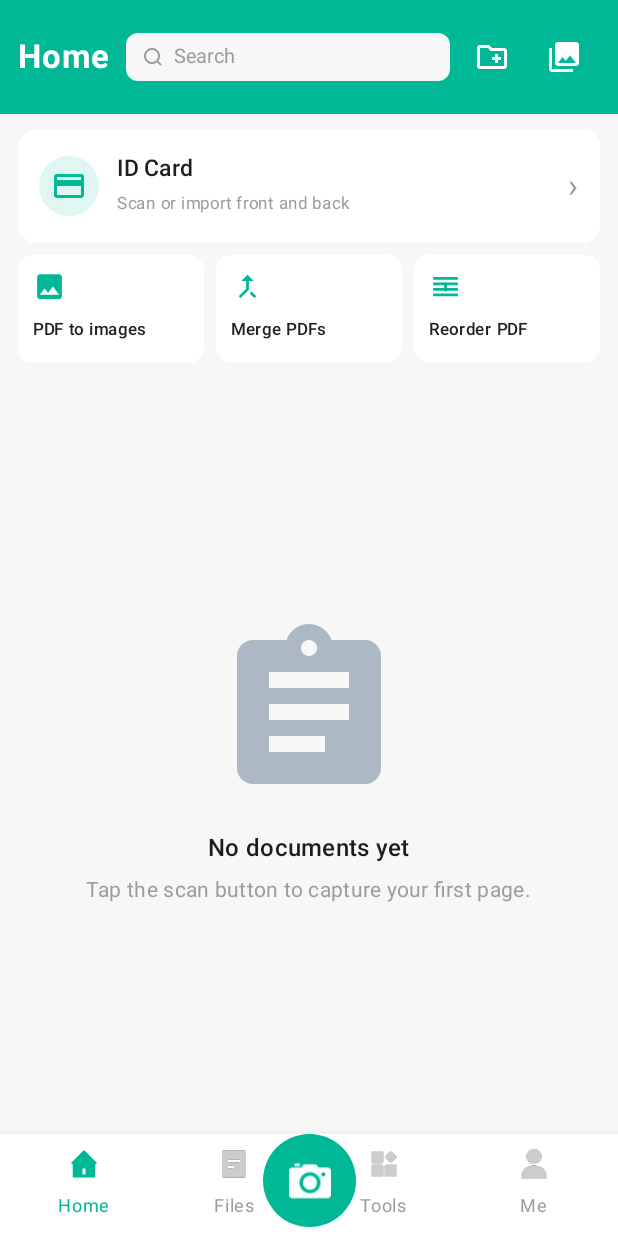
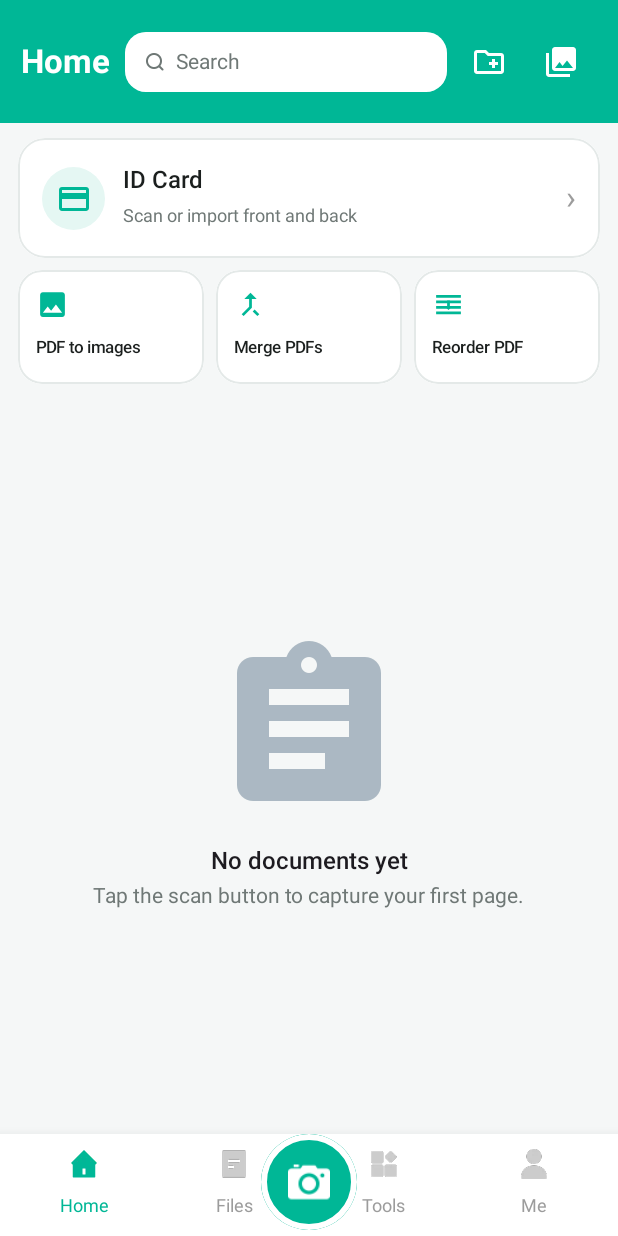
Before and after one commit to emonbudc/repdoc-scanner, an Android app built with Jetpack Compose: the screen it shows after launch (MainActivity), on a phone screen of 412 x 824 dp. Run offline under Robolectric (Android 15) with nearby library versions, the phone set to English and light mode, and no system bars.

Commit message:
Polish Compose UI and relax main signing gate

```diff
--- a/app/src/main/java/com/repdoc/scanner/ui/screens/HomeScreen.kt
+++ b/app/src/main/java/com/repdoc/scanner/ui/screens/HomeScreen.kt
@@ -3,6 +3,7 @@ package com.repdoc.scanner.ui.screens
 import androidx.compose.foundation.ExperimentalFoundationApi
 import androidx.compose.foundation.Image
 import androidx.compose.foundation.background
+import androidx.compose.foundation.border
 import androidx.compose.foundation.clickable
 import androidx.compose.foundation.combinedClickable
 import androidx.compose.foundation.isSystemInDarkTheme
@@ -273,10 +274,6 @@ fun HomeScreen(
                                     moveDoc = doc
                                 }
                             )
-                            HorizontalDivider(
-                                color = MaterialTheme.colorScheme.outline.copy(alpha = 0.55f),
-                                thickness = 1.dp
-                            )
                         }
                     }
                 }
@@ -469,8 +466,8 @@ private fun HomeHeader(
             Row(
                 modifier = Modifier
                     .fillMaxWidth()
-                    .height(76.dp)
-                    .padding(horizontal = 12.dp),
+                    .height(82.dp)
+                    .padding(horizontal = 14.dp),
                 verticalAlignment = Alignment.CenterVertically
             ) {
                 if (onBackFolder != null) {
@@ -495,10 +492,16 @@ private fun HomeHeader(
                     Row(
                         modifier = Modifier
                             .weight(1f)
-                            .height(32.dp)
-                            .clip(RoundedCornerShape(8.dp))
-                            .background(MaterialTheme.colorScheme.background)
-                            .padding(horizontal = 10.dp),
+                            .height(40.dp)
+                            .clip(RoundedCornerShape(14.dp))
+                            .background(MaterialTheme.colorScheme.surface)
+                            .border(
+                                1.dp,
+                                if (brandHeader) Color.White.copy(alpha = 0.28f)
+                                else MaterialTheme.colorScheme.outline,
+                                RoundedCornerShape(14.dp)
+                            )
+                            .padding(horizontal = 12.dp),
                         verticalAlignment = Alignment.CenterVertically
                     ) {
                         Icon(
@@ -514,7 +517,7 @@ private fun HomeHeader(
                             singleLine = true,
                             textStyle = TextStyle(
                                 color = MaterialTheme.colorScheme.onSurface,
-                                fontSize = 13.sp
+                                fontSize = 14.sp
                             ),
                             modifier = Modifier.weight(1f),
                             decorationBox = { inner ->
@@ -522,7 +525,7 @@ private fun HomeHeader(
                                     Text(
                                         "Search",
                                         color = MaterialTheme.colorScheme.onSurfaceVariant,
-                                        fontSize = 13.sp
+                                        fontSize = 14.sp
                                     )
                                 }
                                 inner()
@@ -617,19 +620,25 @@ private fun FolderCard(
     Box {
         Column(
             modifier = Modifier
-                .width(108.dp)
-                .clip(RoundedCornerShape(10.dp))
+                .width(112.dp)
+                .clip(RoundedCornerShape(16.dp))
                 .background(
-                    if (selected) Brand.copy(alpha = 0.16f) else MaterialTheme.colorScheme.surface
+                    if (selected) MaterialTheme.colorScheme.primaryContainer
+                    else MaterialTheme.colorScheme.surface
+                )
+                .border(
+                    1.dp,
+                    if (selected) Brand else MaterialTheme.colorScheme.outlineVariant,
+                    RoundedCornerShape(16.dp)
                 )
                 .clickable(onClick = onClick)
-                .padding(12.dp)
+                .padding(14.dp)
         ) {
             Icon(
                 Icons.Outlined.CreateNewFolder,
                 contentDescription = null,
                 tint = Brand,
-                modifier = Modifier.size(26.dp)
+                modifier = Modifier.size(28.dp)
             )
             Spacer(Modifier.height(8.dp))
             Text(
@@ -763,9 +772,10 @@ private fun HomeBottomBar(
         Box(
             modifier = Modifier
                 .align(Alignment.TopCenter)
-                .size(62.dp)
+                .size(64.dp)
                 .clip(CircleShape)
                 .background(Brand)
+                .border(4.dp, MaterialTheme.colorScheme.surface, CircleShape)
                 .clickable(onClick = onScan),
             contentAlignment = Alignment.Center
         ) {
@@ -790,17 +800,18 @@ private fun HomeTools(
         Row(
             modifier = Modifier
                 .fillMaxWidth()
-                .clip(RoundedCornerShape(12.dp))
+                .clip(RoundedCornerShape(18.dp))
                 .background(MaterialTheme.colorScheme.surface)
+                .border(1.dp, MaterialTheme.colorScheme.outlineVariant, RoundedCornerShape(18.dp))
                 .clickable(onClick = onIdCard)
-                .padding(14.dp),
+                .padding(16.dp),
             verticalAlignment = Alignment.CenterVertically
         ) {
             Box(
                 modifier = Modifier
-                    .size(40.dp)
+                    .size(42.dp)
                     .clip(CircleShape)
-                    .background(Brand.copy(alpha = 0.12f)),
+                    .background(MaterialTheme.colorScheme.primaryContainer),
                 contentAlignment = Alignment.Center
             ) {
                 Icon(
@@ -814,14 +825,14 @@ private fun HomeTools(
             Column(modifier = Modifier.weight(1f)) {
                 Text(
                     "ID Card",
-                    fontSize = 15.sp,
+                    fontSize = 16.sp,
                     fontWeight = FontWeight.SemiBold,
                     color = MaterialTheme.colorScheme.onSurface
                 )
                 Text(
                     "Scan or import front and back",
-                    fontSize = 11.sp,
-                    color = Muted
+                    fontSize = 12.sp,
+                    color = MaterialTheme.colorScheme.onSurfaceVariant
                 )
             }
             Text("›", fontSize = 22.sp, color = Muted)
@@ -846,10 +857,11 @@ private fun PdfToolMiniCard(
 ) {
     Column(
         modifier = modifier
-            .clip(RoundedCornerShape(10.dp))
+            .clip(RoundedCornerShape(16.dp))
             .background(MaterialTheme.colorScheme.surface)
+            .border(1.dp, MaterialTheme.colorScheme.outlineVariant, RoundedCornerShape(16.dp))
             .clickable(onClick = onClick)
-            .padding(10.dp)
+            .padding(12.dp)
     ) {
         Icon(
             painter = painterResource(tool.icon),
@@ -925,16 +937,17 @@ private fun ToolCard(
 ) {
     Column(
         modifier = modifier
-            .clip(RoundedCornerShape(12.dp))
+            .clip(RoundedCornerShape(18.dp))
             .background(MaterialTheme.colorScheme.surface)
+            .border(1.dp, MaterialTheme.colorScheme.outlineVariant, RoundedCornerShape(18.dp))
             .clickable(onClick = onClick)
             .padding(16.dp)
     ) {
         Box(
             modifier = Modifier
-                .size(44.dp)
+                .size(46.dp)
                 .clip(CircleShape)
-                .background(Brand.copy(alpha = 0.12f)),
+                .background(MaterialTheme.colorScheme.primaryContainer),
             contentAlignment = Alignment.Center
         ) {
             Icon(
@@ -947,15 +960,15 @@ private fun ToolCard(
         Spacer(Modifier.height(12.dp))
         Text(
             text = title,
-            fontSize = 15.sp,
+            fontSize = 16.sp,
             fontWeight = FontWeight.SemiBold,
             color = MaterialTheme.colorScheme.onSurface
         )
         Spacer(Modifier.height(3.dp))
         Text(
             text = subtitle,
-            fontSize = 11.sp,
-            color = Muted,
+            fontSize = 12.sp,
+            color = MaterialTheme.colorScheme.onSurfaceVariant,
             maxLines = 2,
             overflow = TextOverflow.Ellipsis
         )
@@ -1094,7 +1107,7 @@ private fun EmptyHome(modifier: Modifier) {
             Text(
                 "Tap the scan button to capture your first page.",
                 style = MaterialTheme.typography.bodyMedium,
-                color = Muted
+                color = MaterialTheme.colorScheme.onSurfaceVariant
             )
         }
     }
@@ -1114,16 +1127,18 @@ private fun DocumentRow(
     Row(
         modifier = Modifier
             .fillMaxWidth()
-            .height(100.dp)
+            .padding(horizontal = 12.dp, vertical = 5.dp)
+            .clip(RoundedCornerShape(18.dp))
             .background(MaterialTheme.colorScheme.surface)
+            .border(1.dp, MaterialTheme.colorScheme.outlineVariant, RoundedCornerShape(18.dp))
             .clickable(onClick = onOpen)
-            .padding(start = 9.dp),
+            .padding(10.dp),
         verticalAlignment = Alignment.CenterVertically
     ) {
         Box(
             modifier = Modifier
-                .size(width = 99.dp, height = 78.dp)
-                .clip(RoundedCornerShape(2.dp))
+                .size(width = 94.dp, height = 76.dp)
+                .clip(RoundedCornerShape(12.dp))
                 .background(MaterialTheme.colorScheme.surfaceVariant),
             contentAlignment = Alignment.Center
         ) {
@@ -1143,16 +1158,11 @@ private fun DocumentRow(
                 )
             }
         }
-        Spacer(Modifier.width(17.dp))
-        Column(
-            modifier = Modifier
-                .weight(1f)
-                .padding(vertical = 10.dp)
-        ) {
+        Spacer(Modifier.width(14.dp))
+        Column(modifier = Modifier.weight(1f)) {
             Text(
                 text = document.name,
-                fontSize = 16.sp,
-                fontWeight = FontWeight.Normal,
+                style = MaterialTheme.typography.titleMedium,
                 color = MaterialTheme.colorScheme.onSurface,
                 maxLines = 2,
                 overflow = TextOverflow.Ellipsis
@@ -1161,20 +1171,22 @@ private fun DocumentRow(
             Row(verticalAlignment = Alignment.CenterVertically) {
                 Text(
                     text = formatDate(document.updatedAt),
-                    fontSize = 12.sp,
-                    color = Muted
+                    style = MaterialTheme.typography.bodySmall,
+                    color = MaterialTheme.colorScheme.onSurfaceVariant
                 )
                 Spacer(Modifier.width(8.dp))
                 Box(
                     modifier = Modifier
-                        .clip(RoundedCornerShape(2.dp))
-                        .background(MaterialTheme.colorScheme.surfaceVariant)
-                        .padding(horizontal = 4.dp, vertical = 1.dp)
+                        .clip(RoundedCornerShape(50))
+                        .background(MaterialTheme.colorScheme.primaryContainer)
+                        .padding(horizontal = 8.dp, vertical = 2.dp)
                 ) {
                     Text(
-                        text = document.pageCount.toString(),
-                        fontSize = 8.sp,
-                        color = Muted
+                        text = if (document.pageCount == 1) "1 page"
+                        else "${document.pageCount} pages",
+                        fontSize = 10.sp,
+                        fontWeight = FontWeight.Medium,
+                        color = Brand
                     )
                 }
             }
@@ -1184,7 +1196,7 @@ private fun DocumentRow(
                 Icon(
                     Icons.Default.MoreVert,
                     contentDescription = "More",
-                    tint = Muted
+                    tint = MaterialTheme.colorScheme.onSurfaceVariant
                 )
             }
             DropdownMenu(expanded = menuOpen, onDismissRequest = onDismissMenu) {
--- a/app/src/main/java/com/repdoc/scanner/ui/theme/Theme.kt
+++ b/app/src/main/java/com/repdoc/scanner/ui/theme/Theme.kt
@@ -1,11 +1,19 @@
 package com.repdoc.scanner.ui.theme
 
 import androidx.compose.foundation.isSystemInDarkTheme
+import androidx.compose.foundation.shape.RoundedCornerShape
 import androidx.compose.material3.MaterialTheme
+import androidx.compose.material3.Shapes
+import androidx.compose.material3.Typography
 import androidx.compose.material3.darkColorScheme
 import androidx.compose.material3.lightColorScheme
 import androidx.compose.runtime.Composable
 import androidx.compose.ui.graphics.Color
+import androidx.compose.ui.text.TextStyle
+import androidx.compose.ui.text.font.FontFamily
+import androidx.compose.ui.text.font.FontWeight
+import androidx.compose.ui.unit.dp
+import androidx.compose.ui.unit.sp
 
 private val Brand = Color(0xFF00B796)
 private val BrandActive = Color(0xFF00957A)
@@ -17,12 +25,22 @@ private val LightColors = lightColorScheme(
     onPrimaryContainer = Color(0xFF00382F),
     secondary = BrandActive,
     onSecondary = Color.White,
-    background = Color(0xFFF7F7F7),
+    background = Color(0xFFF5F7F7),
     surface = Color.White,
-    surfaceVariant = Color(0xFFF1F1F1),
-    onSurface = Color(0xFF212121),
-    onSurfaceVariant = Color(0xFF9C9C9C),
-    outline = Color(0xFFDCDCDC)
+    surfaceVariant = Color(0xFFF1F3F3),
+    surfaceContainerLowest = Color.White,
+    surfaceContainerLow = Color(0xFFFBFCFC),
+    surfaceContainer = Color(0xFFF1F4F3),
+    surfaceContainerHigh = Color(0xFFEAEEED),
+    surfaceContainerHighest = Color(0xFFE3E8E7),
+    onSurface = Color(0xFF1B1F1E),
+    onSurfaceVariant = Color(0xFF6F7876),
+    outline = Color(0xFFD3DAD8),
+    outlineVariant = Color(0xFFE4E9E8),
+    inverseSurface = Color(0xFF2C3231),
+    inverseOnSurface = Color(0xFFF1F4F3),
+    surfaceTint = Brand,
+    scrim = Color.Black
 )
 
 private val DarkColors = darkColorScheme(
@@ -32,12 +50,80 @@ private val DarkColors = darkColorScheme(
     onPrimaryContainer = Color(0xFFB9F5E8),
     secondary = BrandActive,
     onSecondary = Color.White,
-    background = Color(0xFF1C1C1E),
-    surface = Color(0xFF2C2C2E),
-    surfaceVariant = Color(0xFF3A3A3C),
-    onSurface = Color(0xFFF4F4F4),
-    onSurfaceVariant = Color(0xFF8E8E93),
-    outline = Color(0xFF48484A)
+    background = Color(0xFF151817),
+    surface = Color(0xFF202423),
+    surfaceVariant = Color(0xFF2C3130),
+    surfaceContainerLowest = Color(0xFF111413),
+    surfaceContainerLow = Color(0xFF1B1F1E),
+    surfaceContainer = Color(0xFF202423),
+    surfaceContainerHigh = Color(0xFF2A2F2E),
+    surfaceContainerHighest = Color(0xFF343A38),
+    onSurface = Color(0xFFF2F5F4),
+    onSurfaceVariant = Color(0xFFA4ADAB),
+    outline = Color(0xFF4A5351),
+    outlineVariant = Color(0xFF353C3A),
+    inverseSurface = Color(0xFFF1F4F3),
+    inverseOnSurface = Color(0xFF2C3231),
+    surfaceTint = Brand,
+    scrim = Color.Black
+)
+
+private val AppTypography = Typography(
+    defaultFontFamily = FontFamily.SansSerif,
+    headlineSmall = TextStyle(
+        fontWeight = FontWeight.Bold,
+        fontSize = 24.sp,
+        lineHeight = 30.sp,
+        letterSpacing = (-0.2).sp
+    ),
+    titleLarge = TextStyle(
+        fontWeight = FontWeight.SemiBold,
+        fontSize = 20.sp,
+        lineHeight = 26.sp
+    ),
+    titleMedium = TextStyle(
+        fontWeight = FontWeight.SemiBold,
+        fontSize = 16.sp,
+        lineHeight = 22.sp
+    ),
+    bodyLarge = TextStyle(
+        fontWeight = FontWeight.Normal,
+        fontSize = 16.sp,
+        lineHeight = 24.sp
+    ),
+    bodyMedium = TextStyle(
+        fontWeight = FontWeight.Normal,
+        fontSize = 14.sp,
+        lineHeight = 20.sp
+    ),
+    bodySmall = TextStyle(
+        fontWeight = FontWeight.Normal,
+        fontSize = 12.sp,
+        lineHeight = 16.sp
+    ),
+    labelLarge = TextStyle(
+        fontWeight = FontWeight.SemiBold,
+        fontSize = 14.sp,
+        lineHeight = 20.sp
+    ),
+    labelMedium = TextStyle(
+        fontWeight = FontWeight.Medium,
+        fontSize = 12.sp,
+        lineHeight = 16.sp
+    ),
+    labelSmall = TextStyle(
+        fontWeight = FontWeight.Medium,
+        fontSize = 11.sp,
+        lineHeight = 14.sp
+    )
+)
+
+private val AppShapes = Shapes(
+    extraSmall = RoundedCornerShape(8.dp),
+    small = RoundedCornerShape(12.dp),
+    medium = RoundedCornerShape(16.dp),
+    large = RoundedCornerShape(20.dp),
+    extraLarge = RoundedCornerShape(28.dp)
 )
 
 @Composable
@@ -47,6 +133,8 @@ fun RepdocTheme(
 ) {
     MaterialTheme(
         colorScheme = if (darkTheme) DarkColors else LightColors,
+        typography = AppTypography,
+        shapes = AppShapes,
         content = content
     )
 }
```
Also changed, not shown: app/src/main/java/com/repdoc/scanner/ui/screens/CameraScreen.kt (+23 -7 lines), app/src/main/java/com/repdoc/scanner/ui/screens/DocumentScreen.kt (+16 -13 lines), 1 other file.
